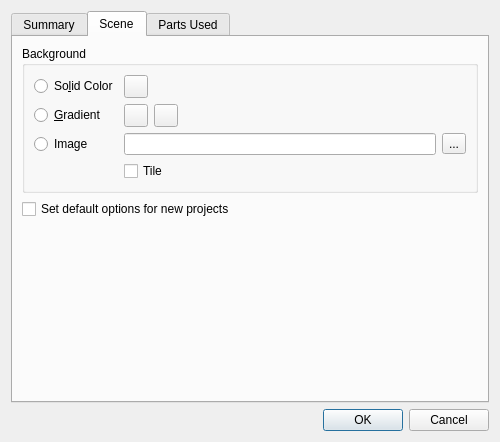
The window that lclib/qt/lc_qpropertiesdialog.ui (trevorsandy/lpub3d-ci) describes before a commit, drawn with Qt 5.
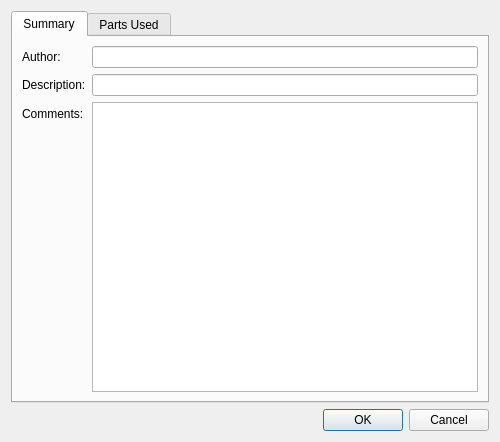
The same window after the commit. The open tabs and pages were chosen to show the change.

```diff
--- a/lclib/qt/lc_qpropertiesdialog.ui
+++ b/lclib/qt/lc_qpropertiesdialog.ui
@@ -72,139 +72,6 @@
        </item>
       </layout>
      </widget>
-     <widget class="QWidget" name="tabScene">
-      <attribute name="title">
-       <string>Scene</string>
-      </attribute>
-      <layout class="QVBoxLayout" name="verticalLayout_2">
-       <item>
-        <widget class="QGroupBox" name="groupBox">
-         <property name="title">
-          <string>Background</string>
-         </property>
-         <layout class="QGridLayout" name="gridLayout">
-          <item row="1" column="1">
-           <layout class="QHBoxLayout" name="horizontalLayout_2">
-            <item>
-             <widget class="QToolButton" name="gradient1ColorButton">
-              <property name="text">
-               <string/>
-              </property>
-             </widget>
-            </item>
-            <item>
-             <widget class="QToolButton" name="gradient2ColorButton">
-              <property name="text">
-               <string/>
-              </property>
-             </widget>
-            </item>
-            <item>
-             <spacer name="horizontalSpacer_2">
-              <property name="orientation">
-               <enum>Qt::Horizontal</enum>
-              </property>
-              <property name="sizeHint" stdset="0">
-               <size>
-                <width>40</width>
-                <height>20</height>
-               </size>
-              </property>
-             </spacer>
-            </item>
-           </layout>
-          </item>
-          <item row="0" column="0">
-           <widget class="QRadioButton" name="solidRadio">
-            <property name="text">
-             <string>So&amp;lid Color</string>
-            </property>
-           </widget>
-          </item>
-          <item row="2" column="0">
-           <widget class="QRadioButton" name="imageRadio">
-            <property name="text">
-             <string>Image</string>
-            </property>
-           </widget>
-          </item>
-          <item row="1" column="0">
-           <widget class="QRadioButton" name="gradientRadio">
-            <property name="text">
-             <string>&amp;Gradient</string>
-            </property>
-           </widget>
-          </item>
-          <item row="2" column="1">
-           <layout class="QHBoxLayout" name="horizontalLayout">
-            <item>
-             <widget class="QLineEdit" name="imageNameEdit"/>
-            </item>
-            <item>
-             <widget class="QToolButton" name="imageNameButton">
-              <property name="text">
-               <string>...</string>
-              </property>
-             </widget>
-            </item>
-           </layout>
-          </item>
-          <item row="3" column="1">
-           <widget class="QCheckBox" name="imageTileCheckBox">
-            <property name="text">
-             <string>Tile</string>
-            </property>
-           </widget>
-          </item>
-          <item row="0" column="1">
-           <layout class="QHBoxLayout" name="horizontalLayout_3">
-            <item>
-             <widget class="QToolButton" name="solidColorButton">
-              <property name="text">
-               <string/>
-              </property>
-             </widget>
-            </item>
-            <item>
-             <spacer name="horizontalSpacer">
-              <property name="orientation">
-               <enum>Qt::Horizontal</enum>
-              </property>
-              <property name="sizeHint" stdset="0">
-               <size>
-                <width>40</width>
-                <height>20</height>
-               </size>
-              </property>
-             </spacer>
-            </item>
-           </layout>
-          </item>
-         </layout>
-        </widget>
-       </item>
-       <item>
-        <widget class="QCheckBox" name="setDefaultCheckBox">
-         <property name="text">
-          <string>Set default options for new projects</string>
-         </property>
-        </widget>
-       </item>
-       <item>
-        <spacer name="verticalSpacer">
-         <property name="orientation">
-          <enum>Qt::Vertical</enum>
-         </property>
-         <property name="sizeHint" stdset="0">
-          <size>
-           <width>20</width>
-           <height>40</height>
-          </size>
-         </property>
-        </spacer>
-       </item>
-      </layout>
-     </widget>
      <widget class="QWidget" name="tabParts">
       <attribute name="title">
        <string>Parts Used</string>
```
Left out of the diff: 10 changed lines with no effect on the pictures.
